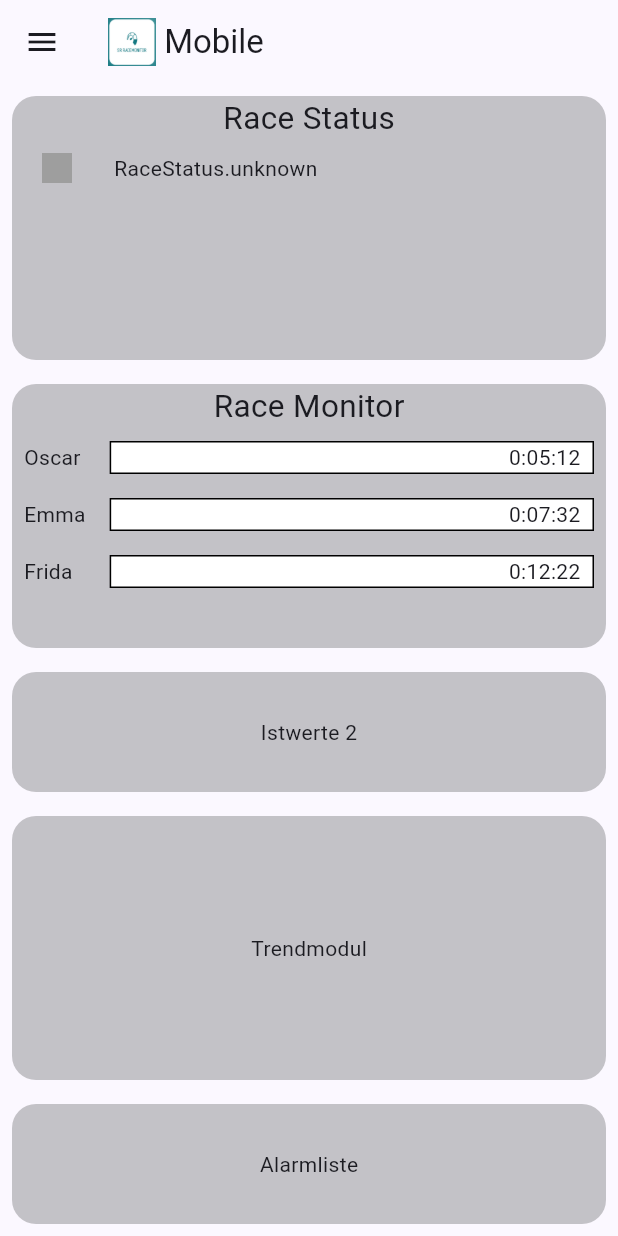
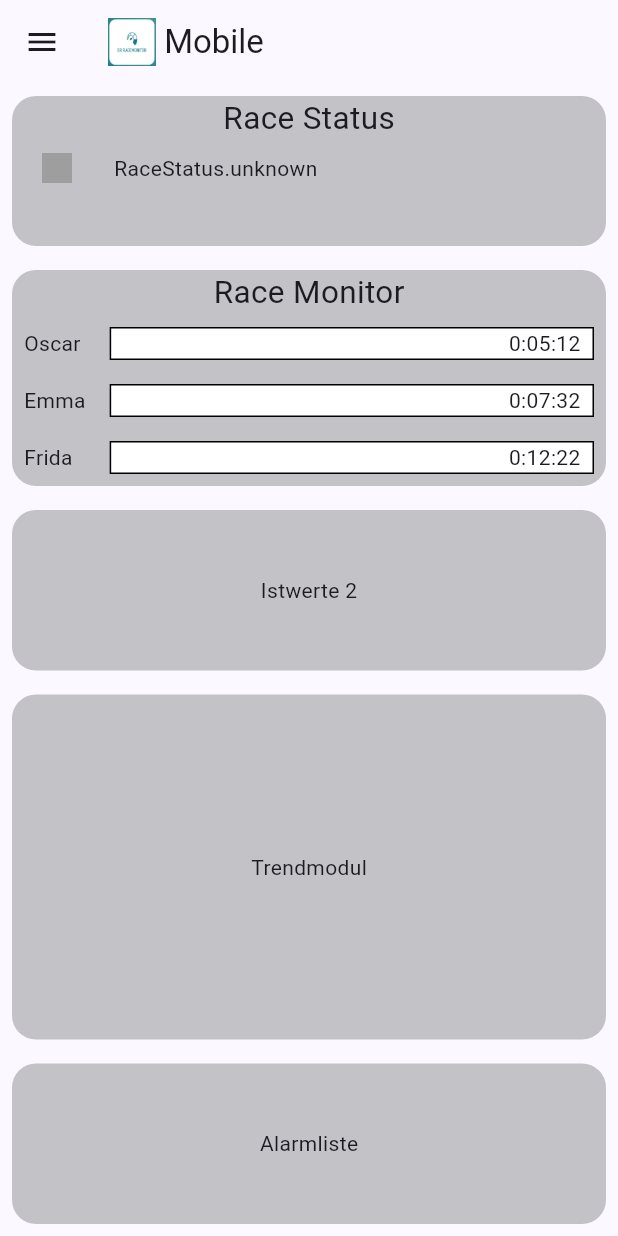
Before and after one commit to watho/sr-race-monitor, a Flutter app: the screen it shows after launch, on a phone screen of 412 x 824 dp. Run offline on Flutter 3.47's test engine with Material 3 defaults, Android fonts, the phone set to English and light mode, and no system bars; our stand-ins replace bloc, equatable, flutter_bloc, go_router; missing offline and left inert: shelf_cors_headers, shelf_plus.

Commit message:
Working race event bloc.

```diff
--- a/lib/event_model/bloc/race_event_event.dart
+++ b/lib/event_model/bloc/race_event_event.dart
@@ -1,6 +1,15 @@
 part of 'race_event_bloc.dart';
 
-enum RaceStatus { unknown, running, ended }
+enum RaceStatus {
+  unknown,
+  prepare_for_start,
+  starting,
+  jumpstart,
+  running,
+  suspended,
+  restarting,
+  ended,
+}
 
 abstract class RaceEventEvent {
   const RaceEventEvent();
--- a/lib/main.dart
+++ b/lib/main.dart
@@ -1,83 +1,25 @@
 import 'package:flutter/material.dart';
-import 'package:shelf_plus/shelf_plus.dart' as shelf_plus;
-import 'package:shelf_cors_headers/shelf_cors_headers.dart';
+
 import 'package:go_router/go_router.dart';
 import 'package:smart_race_monitor/event_model/bloc/race_event_bloc.dart';
-import 'package:smart_race_monitor/event_model/event_change_status.dart';
-import 'package:smart_race_monitor/event_model/race_event.dart';
+
 import 'package:smart_race_monitor/util/routing/router.dart';
 import 'package:flutter_bloc/flutter_bloc.dart';
 
-RaceEventBloc raceEventBloc = RaceEventBloc();
-
-void main()  {
+void main() {
   Bloc.observer = SimpleBlocObserver();
 
-  var postReceiver = shelf_plus.shelfRun(init,
-      defaultBindAddress: '0.0.0.0',
-      defaultBindPort: 8085,
-      defaultEnableHotReload: false);
-
-  runApp(MyApp(raceEventBloc: RaceEventBloc()));
-}
-
-shelf_plus.Handler init() {
-  //var handler =
-  //    const Pipeline().addMiddleware(logRequests()).addHandler(_echoRequest);
-
-  //var server = await shelf_io.serve(handler, '0.0.0.0', 8085);
-
-  // Enable content compression
-  //server.autoCompress = true;
-
-  //print('Starting receiving endpoint at http://${server.address.host}:${server.port}');
-
-  var postReceiver = shelf_plus.Router().plus;
-  postReceiver.use(shelf_plus.logRequests());
-  postReceiver.use(corsHeaders());
-  //postReceiver.post('/', (request) => '"${request.method}" at "${request.url}" with length "${request.contentLength}" ');
-  postReceiver.get(
-      '/<ignored|.*>',
-      (request) =>
-          'Congratulation! This works and you can enter this url in the smartrace-app settings.');
-  /// Receive RaceEvent
-  postReceiver.post('/<ignored|.*>', (shelf_plus.Request request) async {
-    //var newPerson = await request.body.as(Person.fromJson);
-    //var body = await request.body.as(RaceEvent.fromJson);
-    RaceEvent raceEvent = await request.body.as(RaceEvent.fromJson);
-    print(raceEvent);
-    // if (body.containsKey("event_type")) {
-    //   var eventType = body['event_type'].toString();
-    //   print(eventType);
-    //   if (eventType == 'event.change_status') {
-    //     print("We have a event.");
-    //   }
-      switch (raceEvent.eventType) {
-        case 'event.change_status':
-          EventChangeStatus ecs = EventChangeStatus.fromJson(raceEvent.eventData);
-          var oldState = RaceStatus.values.byName(ecs.oldState);
-          var newState = RaceStatus.values.byName(ecs.newState);
-          raceEventBloc.add( RaceStatusChanged(oldState: oldState, newState: newState));
-        break;
-      }
-    //   print("Yeah");
-    //   // TODO Switch-case event_type and create TypeObjects.
-    // }
-    //return raceEvent.toJson();
-    return raceEvent.toJson();
-  });
-  return postReceiver;
+  runApp(MyApp());
 }
 
 class MyApp extends StatelessWidget {
-  MyApp({super.key, required this.raceEventBloc});
-  final RaceEventBloc raceEventBloc;
+  MyApp({super.key});
 
   // This widget is the root of your application.
   @override
   Widget build(BuildContext context) {
     return BlocProvider(
-      create: (context) => raceEventBloc,
+      create: (context) => RaceEventBloc(),
       child: MaterialApp.router(
         title: 'SR Race Monitor',
         theme: ThemeData(
@@ -91,10 +33,6 @@ class MyApp extends StatelessWidget {
 
   final GoRouter _router = GoRouter(
     routes: $appRoutes,
-    redirect: (context, state) {
-      // FIXME disabled for dev if (!signedIn) return SignInRoute().location;
-      return null;
-    },
   );
 }
 
--- /dev/null
+++ b/lib/ui/race_state_table.dart
@@ -0,0 +1,91 @@
+import 'package:flutter/material.dart';
+import 'package:flutter_bloc/flutter_bloc.dart';
+import 'package:smart_race_monitor/event_model/bloc/race_event_bloc.dart';
+
+class RaceStatusTableBox extends StatelessWidget {
+  const RaceStatusTableBox({super.key});
+
+  @override
+  Widget build(BuildContext context) {
+    return Padding(
+      padding: const EdgeInsets.all(8.0),
+      child: Container(
+        width: double.infinity,
+        height: 100,
+        decoration: BoxDecoration(
+          color: const Color.fromRGBO(112, 113, 115, 0.4),
+          borderRadius: BorderRadius.circular(16),
+        ),
+        child: Column(
+          children: [
+            const Center(
+                child: Text(
+              "Race Status",
+              textScaler: TextScaler.linear(1.5),
+            )),
+            Expanded(
+              child: Table(
+                //border: TableBorder.all(),
+                defaultVerticalAlignment: TableCellVerticalAlignment.middle,
+                columnWidths: const {
+                  0: FixedColumnWidth(60),
+                  1: FlexColumnWidth(),
+                },
+                children: [createStatusRow(Colors.green, "running")],
+              ),
+            ),
+          ],
+        ),
+      ),
+    );
+  }
+
+  TableRow createStatusRow(Color c1, String status1) {
+    return TableRow(children: [
+      const RaceStateBox(),
+      RaceStateText(),
+    ]);
+  }
+}
+
+class RaceStateBox extends StatelessWidget {
+  const RaceStateBox({Key? key}) : super(key: key);
+
+  @override
+  Widget build(BuildContext context) {
+    return BlocBuilder<RaceEventBloc, RaceEventState>(
+      builder: (context, state) {
+        Color c1 = switch (state.newState) {
+          RaceStatus.unknown => Colors.grey,
+          RaceStatus.running => Colors.green,
+          RaceStatus.ended => Colors.red,
+          RaceStatus.prepare_for_start => Colors.yellow,
+          RaceStatus.starting => Colors.yellow,
+          RaceStatus.jumpstart => Colors.deepOrangeAccent,
+          RaceStatus.suspended => Colors.red,
+          RaceStatus.restarting => Colors.yellow,
+        };
+        return Center(
+            child: Container(
+          color: c1,
+          width: 20,
+          height: 20,
+        ));
+      },
+    );
+  }
+}
+
+class RaceStateText extends StatelessWidget {
+  RaceStateText({Key? key}) : super(key: key);
+
+  @override
+  Widget build(BuildContext context) {
+    final newRaceState =
+        context.select((RaceEventBloc bloc) => bloc.state.newState);
+    return Padding(
+      padding: const EdgeInsets.all(8.0),
+      child: Text(newRaceState.toString()),
+    );
+  }
+}
--- a/lib/views/game/presentation/ui/game.dart
+++ b/lib/views/game/presentation/ui/game.dart
@@ -1,5 +1,6 @@
 import 'package:flutter/material.dart';
 import 'package:flutter_bloc/flutter_bloc.dart';
+import 'package:smart_race_monitor/ui/race_state_table.dart';
 import 'package:smart_race_monitor/views/game/presentation/bloc/game_state_bloc.dart';
 import 'package:smart_race_monitor/views/game/presentation/ui/game_actions.dart';
 import 'package:smart_race_monitor/views/game/service/Timer.dart';
@@ -21,6 +22,7 @@ class GamePage extends StatelessWidget {
                   mainAxisAlignment: MainAxisAlignment.center,
                   crossAxisAlignment: CrossAxisAlignment.center,
                   children: [
+                RaceStatusTableBox(),
                 const Text(
                   "SR Race Game",
                   textScaler: TextScaler.linear(4),
--- a/lib/views/home/presentation/bloc/race_status_event.dart
+++ /dev/null
@@ -1,4 +0,0 @@
-part of 'race_status_bloc.dart';
-
-@immutable
-abstract class RaceStatusEvent {}
--- a/lib/views/home/presentation/bloc/race_status_state.dart
+++ /dev/null
@@ -1,6 +0,0 @@
-part of 'race_status_bloc.dart';
-
-@immutable
-abstract class RaceStatusState {}
-
-class RaceStatusInitial extends RaceStatusState {}
--- a/lib/views/home/presentation/ui/dashboard/lap_table.dart
+++ b/lib/views/home/presentation/ui/dashboard/lap_table.dart
@@ -11,9 +11,7 @@ class LapTableBox extends StatelessWidget {
   @override
   Widget build(BuildContext context) {
     // context = context;
-    return Flexible(
-      flex: flexValue,
-      child: Padding(
+    return Padding(
       padding: const EdgeInsets.all(8.0),
       child: Container(
         decoration: BoxDecoration(
@@ -33,7 +31,6 @@ class LapTableBox extends StatelessWidget {
               ),
             ),
           ],
-          ),
         ),
       ),
     );
--- a/lib/views/home/presentation/ui/dashboard/race_state_table.dart
+++ /dev/null
@@ -1,89 +0,0 @@
-import 'package:flutter/material.dart';
-import 'package:flutter_bloc/flutter_bloc.dart';
-import 'package:smart_race_monitor/event_model/bloc/race_event_bloc.dart';
-
-class RaceStatusTableBox extends StatelessWidget {
-  const RaceStatusTableBox({super.key, required this.flexValue});
-
-  final int flexValue;
-
-  @override
-  Widget build(BuildContext context) {
-    return Flexible(
-      flex: flexValue,
-      child: Padding(
-        padding: const EdgeInsets.all(8.0),
-        child: Container(
-          decoration: BoxDecoration(
-            color: const Color.fromRGBO(112, 113, 115, 0.4),
-            borderRadius: BorderRadius.circular(16),
-          ),
-          child: Column(
-            children: [
-              const Center(
-                  child: Text(
-                "Race Status",
-                textScaler: TextScaler.linear(1.5),
-              )),
-              Expanded(
-                child: SingleChildScrollView(
-                  child: Table(
-                    //border: TableBorder.all(),
-                    defaultVerticalAlignment: TableCellVerticalAlignment.middle,
-                    columnWidths: const {
-                      0: FixedColumnWidth(60),
-                      1: FlexColumnWidth(),
-                    },
-                    children: [createStatusRow(Colors.green, "running")],
-                  ),
-                ),
-              ),
-            ],
-          ),
-        ),
-      ),
-    );
-  }
-
-  TableRow createStatusRow(Color c1, String status1) {
-    return TableRow(children: [
-      const RaceStateBox(),
-      RaceStateText(),
-    ]);
-  }
-}
-
-class RaceStateBox extends StatelessWidget {
-  const RaceStateBox({Key? key}) : super(key: key);
-
-  @override
-  Widget build(BuildContext context) {
-    final newRaceState =
-        context.select((RaceEventBloc bloc) => bloc.state.newState);
-    Color c1 = switch (newRaceState) {
-      RaceStatus.unknown => Colors.grey,
-      RaceStatus.running => Colors.green,
-      RaceStatus.ended => Colors.red
-    };
-    return Center(
-        child: Container(
-      color: c1,
-      width: 20,
-      height: 20,
-    ));
-  }
-}
-
-class RaceStateText extends StatelessWidget {
-  RaceStateText({Key? key}) : super(key: key);
-
-  @override
-  Widget build(BuildContext context) {
-    final newRaceState =
-        context.select((RaceEventBloc bloc) => bloc.state.newState);
-    return Padding(
-      padding: const EdgeInsets.all(8.0),
-      child: Text(newRaceState.toString()),
-    );
-  }
-}
--- a/lib/views/home/presentation/ui/home_mobile.dart
+++ b/lib/views/home/presentation/ui/home_mobile.dart
@@ -1,5 +1,5 @@
 import 'package:flutter/material.dart';
-import 'package:smart_race_monitor/views/home/presentation/ui/dashboard/race_state_table.dart';
+import 'package:smart_race_monitor/ui/race_state_table.dart';
 import 'package:smart_race_monitor/views/home/presentation/ui/dashboard/lap_table.dart';
 import 'package:smart_race_monitor/util/temp_box.dart';
 
@@ -26,7 +26,7 @@ class HomeMobile extends StatelessWidget {
       drawer: drawer,
       body: const Column(
         children: [
-          RaceStatusTableBox(flexValue: 2),
+          RaceStatusTableBox(),
           LapTableBox(
             flexValue: 2,
             columnCount: 1,
--- a/lib/views/home/presentation/ui/home_tablet.dart
+++ b/lib/views/home/presentation/ui/home_tablet.dart
@@ -1,5 +1,5 @@
 import 'package:flutter/material.dart';
-import 'package:smart_race_monitor/views/home/presentation/ui/dashboard/race_state_table.dart';
+import 'package:smart_race_monitor/ui/race_state_table.dart';
 import 'package:smart_race_monitor/views/home/presentation/ui/dashboard/lap_table.dart';
 import 'package:smart_race_monitor/util/temp_box.dart';
 
@@ -21,7 +21,7 @@ class HomeTablet extends StatelessWidget {
             flex: 1,
             child: Row(
               children: [
-                RaceStatusTableBox(flexValue: 2),
+                RaceStatusTableBox(),
                 LapTableBox(
                   flexValue: 2,
                   columnCount: 2,
```
Also changed, not shown: lib/event_model/bloc/race_event_bloc.dart (+61 -1 lines), lib/views/home/presentation/bloc/race_status_bloc.dart (deleted, +0 -17 lines), lib/views/home/presentation/ui/home_desktop.dart (+6 -15 lines). Lines whose indentation alone changed are shown as unchanged.
